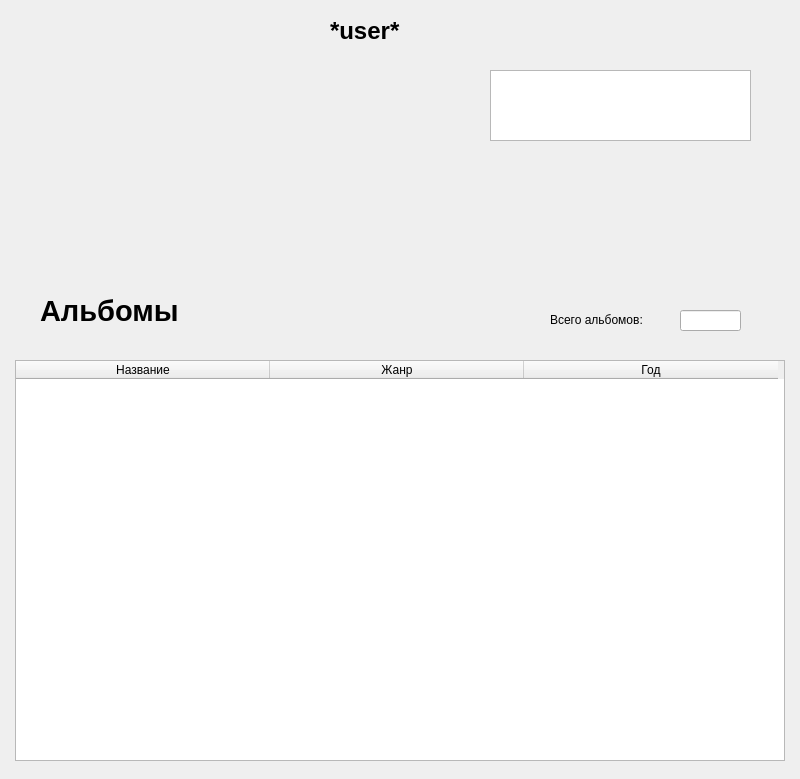
This is ui/user.ui in gepron1x/blacklandradio as Qt 5 draws it before an edit. The edited form follows.
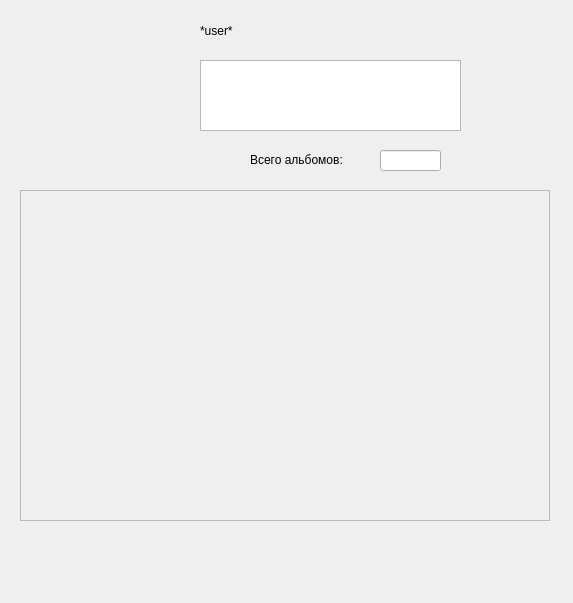
This is the edited form.

```diff
--- a/ui/user.ui
+++ b/ui/user.ui
@@ -6,8 +6,8 @@
    <rect>
     <x>0</x>
     <y>0</y>
-    <width>800</width>
-    <height>779</height>
+    <width>573</width>
+    <height>603</height>
    </rect>
   </property>
   <property name="windowTitle">
@@ -16,33 +16,23 @@
   <widget class="QLabel" name="username_label">
    <property name="geometry">
     <rect>
-     <x>330</x>
+     <x>200</x>
      <y>20</y>
-     <width>391</width>
+     <width>331</width>
      <height>21</height>
     </rect>
    </property>
-   <property name="font">
-    <font>
-     <pointsize>18</pointsize>
-     <weight>75</weight>
-     <bold>true</bold>
-    </font>
-   </property>
    <property name="text">
     <string>*user*</string>
    </property>
-   <property name="textFormat">
-    <enum>Qt::PlainText</enum>
-   </property>
   </widget>
   <widget class="QLabel" name="pfp">
    <property name="geometry">
     <rect>
-     <x>30</x>
+     <x>17</x>
      <y>20</y>
-     <width>271</width>
-     <height>251</height>
+     <width>161</width>
+     <height>161</height>
     </rect>
    </property>
    <property name="text">
@@ -52,8 +42,8 @@
   <widget class="QPlainTextEdit" name="desc">
    <property name="geometry">
     <rect>
-     <x>490</x>
-     <y>70</y>
+     <x>200</x>
+     <y>60</y>
      <width>261</width>
      <height>71</height>
     </rect>
@@ -65,8 +55,8 @@
   <widget class="QLabel" name="total_tracks">
    <property name="geometry">
     <rect>
-     <x>550</x>
-     <y>310</y>
+     <x>250</x>
+     <y>150</y>
      <width>121</width>
      <height>20</height>
     </rect>
@@ -78,72 +68,40 @@
   <widget class="QLineEdit" name="total_albums">
    <property name="geometry">
     <rect>
-     <x>680</x>
-     <y>310</y>
+     <x>380</x>
+     <y>150</y>
      <width>61</width>
      <height>21</height>
     </rect>
    </property>
   </widget>
-  <widget class="QTableWidget" name="albums_table">
+  <widget class="QScrollArea" name="scroll">
    <property name="geometry">
     <rect>
-     <x>15</x>
-     <y>360</y>
-     <width>770</width>
-     <height>401</height>
+     <x>20</x>
+     <y>190</y>
+     <width>530</width>
+     <height>331</height>
     </rect>
    </property>
-   <property name="rowCount">
-    <number>0</number>
+   <property name="widgetResizable">
+    <bool>true</bool>
    </property>
-   <property name="columnCount">
-    <number>3</number>
-   </property>
-   <attribute name="horizontalHeaderMinimumSectionSize">
-    <number>50</number>
-   </attribute>
-   <attribute name="horizontalHeaderDefaultSectionSize">
-    <number>254</number>
-   </attribute>
-   <column>
-    <property name="text">
-     <string>Название</string>
+   <widget class="QWidget" name="scrollContents">
+    <property name="geometry">
+     <rect>
+      <x>0</x>
+      <y>0</y>
+      <width>526</width>
+      <height>327</height>
+     </rect>
     </property>
-   </column>
-   <column>
-    <property name="text">
-     <string>Жанр</string>
-    </property>
-   </column>
-   <column>
-    <property name="text">
-     <string>Год</string>
-    </property>
-   </column>
-  </widget>
-  <widget class="QLabel" name="label">
-   <property name="geometry">
-    <rect>
-     <x>40</x>
-     <y>290</y>
-     <width>171</width>
-     <height>41</height>
-    </rect>
-   </property>
-   <property name="font">
-    <font>
-     <pointsize>22</pointsize>
-     <weight>75</weight>
-     <bold>true</bold>
-    </font>
-   </property>
-   <property name="text">
-    <string>Альбомы</string>
-   </property>
-   <property name="textFormat">
-    <enum>Qt::PlainText</enum>
-   </property>
+    <layout class="QHBoxLayout" name="horizontalLayout">
+     <item>
+      <layout class="QVBoxLayout" name="scrollLayout"/>
+     </item>
+    </layout>
+   </widget>
   </widget>
  </widget>
  <resources/>
```
Left out of the diff: 6 changed lines with no effect on the pictures.
